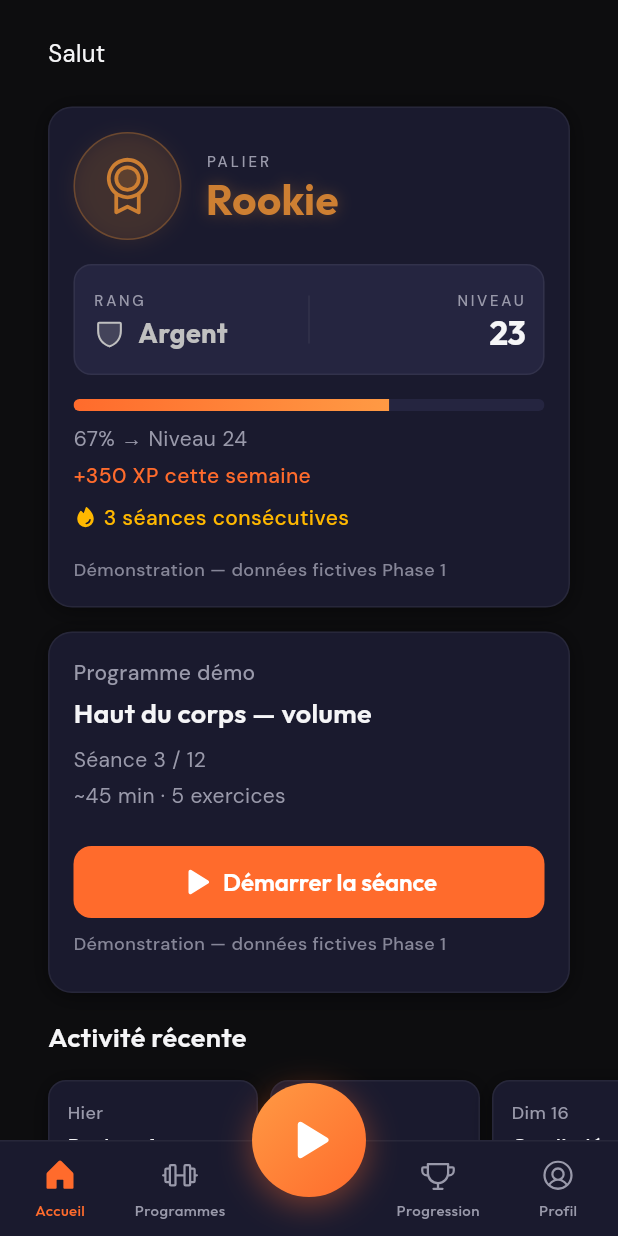
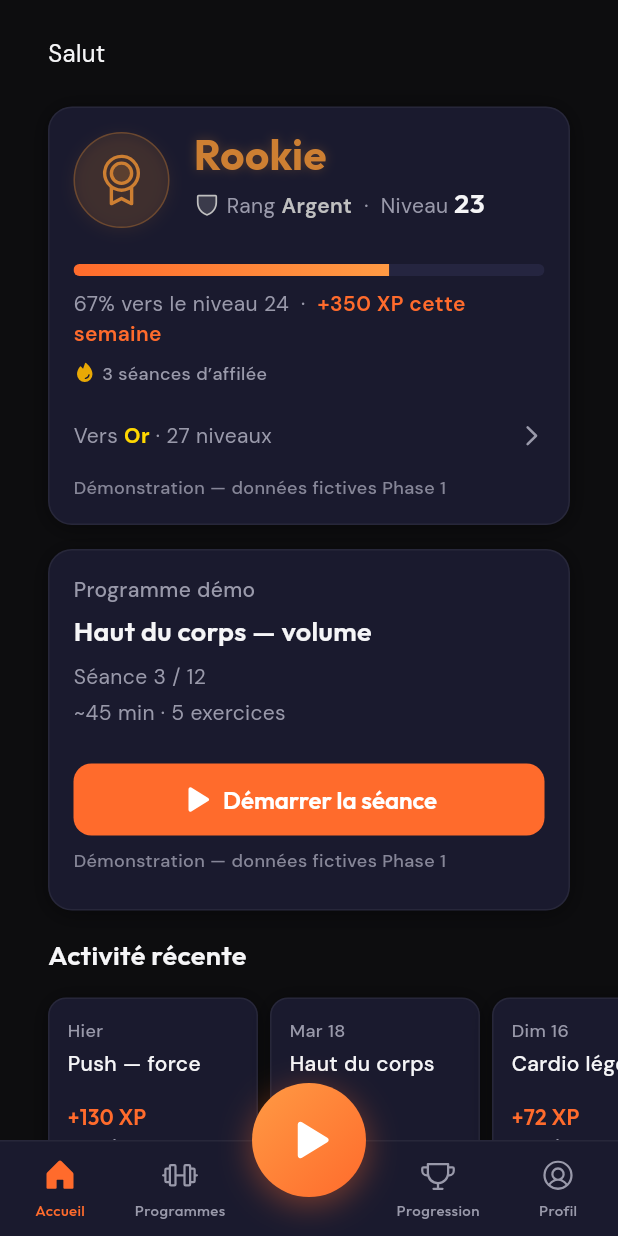
Before and after one commit to Chezard-s-experiments/PushUp, a Flutter app: the DashboardPage screen opened by its route, on a phone screen of 412 x 824 dp. Run offline on Flutter 3.47's test engine with Material 3 defaults, Android fonts, the phone set to English and light mode, and no system bars; our stand-ins replace connectivity_plus, dio, flutter_riverpod, flutter_secure_storage, freezed_annotation, go_router and 4 more; missing offline and left inert: google_sign_in_web; accounts and stored records are empty; generated files the repository leaves out were written again.

Commit message:
💄 Shorten next-rank teaser line on dashboard

```diff
--- a/lib/features/home/presentation/widgets/dashboard_progress_summary_card.dart
+++ b/lib/features/home/presentation/widgets/dashboard_progress_summary_card.dart
@@ -1,13 +1,14 @@
 import 'package:flutter/material.dart';
+import 'package:go_router/go_router.dart';
 import 'package:phosphor_flutter/phosphor_flutter.dart';
+import 'package:pushup_hub/core/router/routes.dart';
 import 'package:pushup_hub/core/theme/app_colors.dart';
 import 'package:pushup_hub/core/theme/app_radius.dart';
 import 'package:pushup_hub/core/theme/app_spacing.dart';
 import 'package:pushup_hub/core/theme/app_typography.dart';
 import 'package:pushup_hub/shared/widgets/app_card.dart';
 
-/// Résumé progression sur l’accueil — **données fictives Phase 1** jusqu’à branchement API.
-/// Cf. design.md §8 « Bloc 1 — Progression rapide ».
+/// Résumé progression — Phase 1, lecture volontairement **légère** (peu de jargon, une barre XP).
 class DashboardProgressSummaryCard extends StatelessWidget {
   const DashboardProgressSummaryCard({super.key});
 
@@ -18,33 +19,36 @@ class DashboardProgressSummaryCard extends StatelessWidget {
   static const _mockXpProgress = 0.67;
   static const _mockXpSemaine = 350;
   static const _mockStreak = 3;
+  static const _mockNextRank = 'Or';
+  static const _mockLevelsLeft = 27;
 
   @override
   Widget build(BuildContext context) {
     final palierColor = AppColors.tierBronze;
     final rankAccent = _rankAccentForLabel(_mockRang);
+    final nextRankAccent = _rankAccentForLabel(_mockNextRank);
+    final pct = (_mockXpProgress * 100).round();
 
     return AppCard(
       child: Column(
         crossAxisAlignment: CrossAxisAlignment.start,
         children: [
           Row(
-            crossAxisAlignment: CrossAxisAlignment.center,
+            crossAxisAlignment: CrossAxisAlignment.start,
             children: [
               Container(
-                width: 72,
-                height: 72,
+                width: 64,
+                height: 64,
                 decoration: BoxDecoration(
                   shape: BoxShape.circle,
                   color: palierColor.withValues(alpha: 0.12),
                   border: Border.all(
                     color: palierColor.withValues(alpha: 0.35),
-                    width: 1,
                   ),
                   boxShadow: [
                     BoxShadow(
-                      color: palierColor.withValues(alpha: 0.11),
-                      blurRadius: 10,
+                      color: palierColor.withValues(alpha: 0.1),
+                      blurRadius: 8,
                       offset: const Offset(0, 2),
                     ),
                   ],
@@ -52,7 +56,7 @@ class DashboardProgressSummaryCard extends StatelessWidget {
                 alignment: Alignment.center,
                 child: Icon(
                   PhosphorIcons.medal(PhosphorIconsStyle.duotone),
-                  size: 40,
+                  size: 36,
                   color: palierColor,
                 ),
               ),
@@ -62,50 +66,91 @@ class DashboardProgressSummaryCard extends StatelessWidget {
                   crossAxisAlignment: CrossAxisAlignment.start,
                   children: [
                     Text(
-                      'PALIER',
-                      style: AppTypography.overline.copyWith(
-                        color: AppColors.textSecondary,
-                        letterSpacing: 2,
-                      ),
-                    ),
-                    const SizedBox(height: AppSpacing.xs),
-                    Text(
                       _mockPalier,
                       style: AppTypography.h1.copyWith(
                         color: palierColor,
                         height: 1.05,
                         shadows: [
                           Shadow(
-                            color: palierColor.withValues(alpha: 0.35),
-                            blurRadius: 12,
+                            color: palierColor.withValues(alpha: 0.3),
+                            blurRadius: 8,
                           ),
                         ],
                       ),
+                    ),
+                    const SizedBox(height: AppSpacing.sm),
+                    Row(
+                      crossAxisAlignment: CrossAxisAlignment.start,
+                      children: [
+                        Padding(
+                          padding: const EdgeInsets.only(top: 2),
+                          child: Icon(
+                            PhosphorIcons.shield(PhosphorIconsStyle.duotone),
+                            size: 18,
+                            color: rankAccent,
+                          ),
+                        ),
+                        const SizedBox(width: AppSpacing.xs),
+                        Expanded(
+                          child: Text.rich(
+                            TextSpan(
+                              style: AppTypography.body2.copyWith(
+                                color: AppColors.textSecondary,
+                                height: 1.35,
+                              ),
+                              children: [
+                                const TextSpan(text: 'Rang '),
+                                TextSpan(
+                                  text: _mockRang,
+                                  style: AppTypography.body2.copyWith(
+                                    color: rankAccent,
+                                    fontWeight: FontWeight.w600,
+                                  ),
+                                ),
+                                TextSpan(
+                                  text: '  ·  Niveau ',
+                                  style: AppTypography.body2.copyWith(
+                                    color: AppColors.textSecondary,
+                                  ),
+                                ),
+                                TextSpan(
+                                  text: '$_mockNiveau',
+                                  style: AppTypography.h3.copyWith(
+                                    color: AppColors.textPrimary,
+                                    height: 1.2,
+                                  ),
+                                ),
+                              ],
+                            ),
+                          ),
+                        ),
+                      ],
                     ),
                   ],
                 ),
               ),
             ],
           ),
-          const SizedBox(height: AppSpacing.md),
-          _RankLevelMetricsStrip(
-            rankLabel: _mockRang,
-            level: _mockNiveau,
-            rankAccentColor: rankAccent,
-          ),
-          const SizedBox(height: AppSpacing.md),
+          const SizedBox(height: AppSpacing.lg),
           _XpProgressBar(progress: _mockXpProgress),
           const SizedBox(height: AppSpacing.sm),
-          Text(
-            '${(_mockXpProgress * 100).round()}% → Niveau $_mockNextNiveau',
-            style: AppTypography.body2.copyWith(color: AppColors.textSecondary),
-          ),
-          const SizedBox(height: AppSpacing.xs),
-          Text(
-            '+$_mockXpSemaine XP cette semaine',
-            style: AppTypography.body2.copyWith(
-              color: AppColors.primary,
-              fontWeight: FontWeight.w500,
+          Text.rich(
+            TextSpan(
+              style: AppTypography.body2.copyWith(
+                color: AppColors.textSecondary,
+                height: 1.4,
+              ),
+              children: [
+                TextSpan(text: '$pct% vers le niveau $_mockNextNiveau'),
+                const TextSpan(text: '  ·  '),
+                TextSpan(
+                  text: '+$_mockXpSemaine XP cette semaine',
+                  style: AppTypography.body2.copyWith(
+                    color: AppColors.primary,
+                    fontWeight: FontWeight.w600,
+                  ),
+                ),
+              ],
             ),
           ),
           const SizedBox(height: AppSpacing.sm),
@@ -113,22 +158,74 @@ class DashboardProgressSummaryCard extends StatelessWidget {
             children: [
               Icon(
                 PhosphorIcons.fire(PhosphorIconsStyle.fill),
-                size: 16,
-                color: AppColors.warning,
+                size: 15,
+                color: AppColors.warning.withValues(alpha: 0.9),
               ),
               const SizedBox(width: AppSpacing.xs),
               Expanded(
                 child: Text(
-                  '$_mockStreak séances consécutives',
-                  style: AppTypography.body2.copyWith(
-                    color: AppColors.warning,
-                    fontWeight: FontWeight.w500,
+                  '$_mockStreak séances d’affilée',
+                  style: AppTypography.caption.copyWith(
+                    color: AppColors.textSecondary,
                   ),
                 ),
               ),
             ],
           ),
           const SizedBox(height: AppSpacing.md),
+          Material(
+            color: Colors.transparent,
+            child: InkWell(
+              onTap: () => context.go(Routes.progression),
+              borderRadius: BorderRadius.circular(AppRadius.chip),
+              child: Padding(
+                padding: const EdgeInsets.symmetric(
+                  vertical: AppSpacing.sm,
+                ),
+                child: Row(
+                  children: [
+                    Expanded(
+                      child: Text.rich(
+                        TextSpan(
+                          style: AppTypography.body2.copyWith(
+                            color: AppColors.textSecondary,
+                            height: 1.35,
+                          ),
+                          children: [
+                            TextSpan(
+                              text: 'Vers ',
+                              style: AppTypography.body2.copyWith(
+                                color: AppColors.textSecondary,
+                              ),
+                            ),
+                            TextSpan(
+                              text: _mockNextRank,
+                              style: AppTypography.body2.copyWith(
+                                color: nextRankAccent,
+                                fontWeight: FontWeight.w700,
+                              ),
+                            ),
+                            TextSpan(
+                              text: ' · $_mockLevelsLeft niveaux',
+                              style: AppTypography.body2.copyWith(
+                                color: AppColors.textSecondary,
+                              ),
+                            ),
+                          ],
+                        ),
+                      ),
+                    ),
+                    Icon(
+                      PhosphorIcons.caretRight(PhosphorIconsStyle.bold),
+                      size: 18,
+                      color: AppColors.textSecondary,
+                    ),
+                  ],
+                ),
+              ),
+            ),
+          ),
+          const SizedBox(height: AppSpacing.sm),
           Text(
             'Démonstration — données fictives Phase 1',
             style: AppTypography.caption.copyWith(
@@ -141,7 +238,6 @@ class DashboardProgressSummaryCard extends StatelessWidget {
   }
 }
 
-/// Couleur d’accent pour le **rang** (métal) — aligné design.md §2 « Rangs ».
 Color _rankAccentForLabel(String rank) {
   return switch (rank.toLowerCase()) {
     'bois' => const Color(0xFF8B6914),
@@ -152,128 +248,6 @@ Color _rankAccentForLabel(String rank) {
     'diamant' => AppColors.tierDiamond,
     _ => AppColors.tierSilver,
   };
-}
-
-/// Deux métriques complémentaires au palier : rang (métal) + niveau (chiffre fort).
-class _RankLevelMetricsStrip extends StatelessWidget {
-  final String rankLabel;
-  final int level;
-  final Color rankAccentColor;
-
-  const _RankLevelMetricsStrip({
-    required this.rankLabel,
-    required this.level,
-    required this.rankAccentColor,
-  });
-
-  @override
-  Widget build(BuildContext context) {
-    return Container(
-      decoration: BoxDecoration(
-        color: AppColors.bgElevated,
-        borderRadius: BorderRadius.circular(AppRadius.button),
-        border: Border.all(color: AppColors.border),
-      ),
-      padding: const EdgeInsets.symmetric(
-        vertical: AppSpacing.md,
-        horizontal: AppSpacing.xs,
-      ),
-      child: IntrinsicHeight(
-        child: Row(
-          crossAxisAlignment: CrossAxisAlignment.stretch,
-          children: [
-            Expanded(
-              child: _MetricColumn(
-                overline: 'RANG',
-                child: Row(
-                  children: [
-                    Icon(
-                      PhosphorIcons.shield(PhosphorIconsStyle.duotone),
-                      size: 22,
-                      color: rankAccentColor,
-                    ),
-                    const SizedBox(width: AppSpacing.sm),
-                    Expanded(
-                      child: Text(
-                        rankLabel,
-                        style: AppTypography.h3.copyWith(
-                          color: rankAccentColor,
-                          fontWeight: FontWeight.w700,
-                          height: 1.15,
-                        ),
-                        maxLines: 1,
-                        overflow: TextOverflow.ellipsis,
-                      ),
-                    ),
-                  ],
-                ),
-              ),
-            ),
-            Center(
-              child: Padding(
-                padding: const EdgeInsets.symmetric(horizontal: AppSpacing.xs),
-                child: Container(
-                  width: 1,
-                  margin: const EdgeInsets.symmetric(vertical: AppSpacing.xs),
-                  color: AppColors.border,
-                ),
-              ),
-            ),
-            Expanded(
-              child: _MetricColumn(
-                overline: 'NIVEAU',
-                crossAxisContent: CrossAxisAlignment.end,
-                child: Text(
-                  '$level',
-                  style: AppTypography.h2.copyWith(
-                    fontWeight: FontWeight.w700,
-                    height: 1.0,
-                    letterSpacing: -0.5,
-                  ),
-                  textAlign: TextAlign.right,
-                ),
-              ),
-            ),
-          ],
-        ),
-      ),
-    );
-  }
-}
-
-class _MetricColumn extends StatelessWidget {
-  final String overline;
-  final Widget child;
-  final CrossAxisAlignment crossAxisContent;
-
-  const _MetricColumn({
-    required this.overline,
-    required this.child,
-    this.crossAxisContent = CrossAxisAlignment.start,
-  });
-
-  @override
-  Widget build(BuildContext context) {
-    return Padding(
-      padding: const EdgeInsets.symmetric(horizontal: AppSpacing.sm),
-      child: Column(
-        crossAxisAlignment: crossAxisContent,
-        mainAxisAlignment: MainAxisAlignment.center,
-        mainAxisSize: MainAxisSize.min,
-        children: [
-          Text(
-            overline,
-            style: AppTypography.overline.copyWith(
-              color: AppColors.textSecondary,
-              letterSpacing: 1.8,
-            ),
-          ),
-          const SizedBox(height: AppSpacing.xs),
-          child,
-        ],
-      ),
-    );
-  }
 }
 
 class _XpProgressBar extends StatelessWidget {
```
